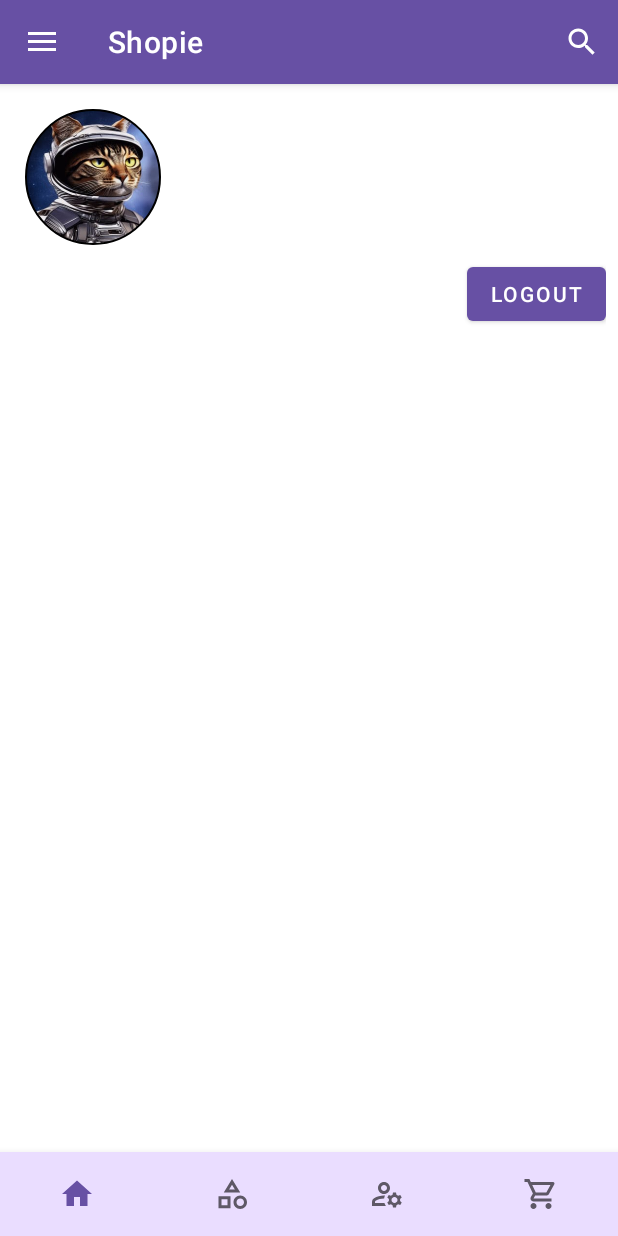
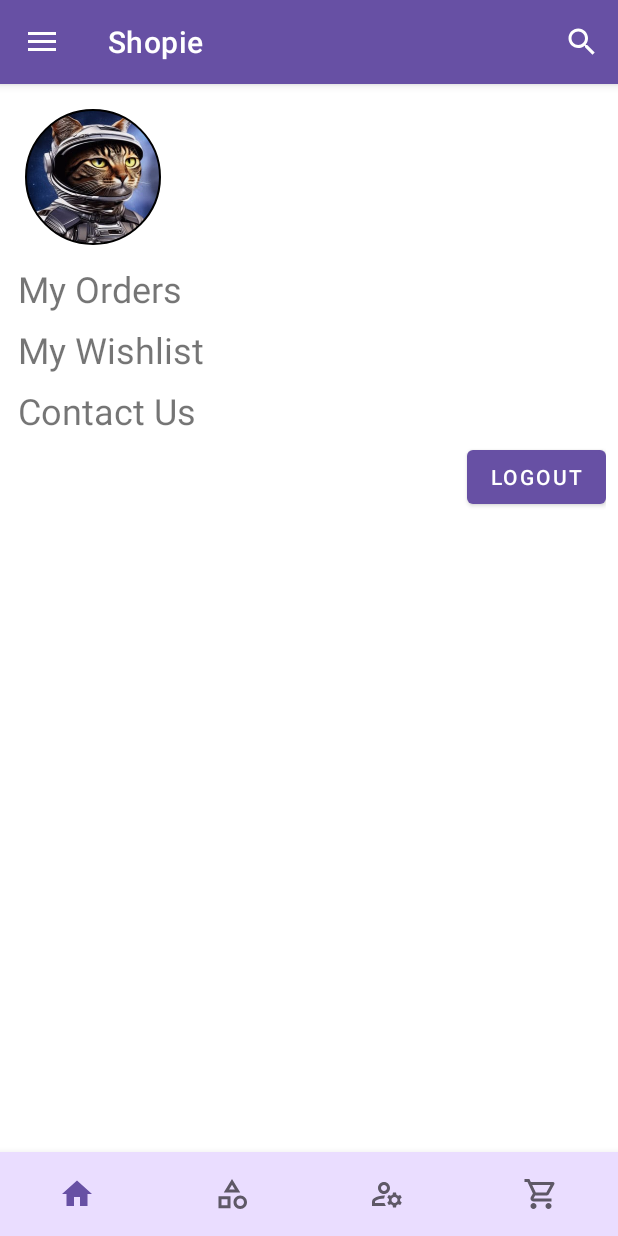
Before and after one commit to rahulraj94391/ZohoSampleApp, an Android app: the fragment AccountFragment placed in its activity, on a phone screen of 412 x 824 dp. Run offline under Robolectric (Android 15) with nearby library versions, the phone set to English and light mode, and no system bars.

Commit message:
almost there ...

```diff
--- a/app/src/main/res/layout/fragment_account.xml
+++ b/app/src/main/res/layout/fragment_account.xml
@@ -80,44 +80,44 @@
 
         </androidx.appcompat.widget.LinearLayoutCompat>
 
-<!--        <TextView-->
-<!--            android:layout_width="match_parent"-->
-<!--            android:layout_height="wrap_content"-->
-<!--            android:text="My Orders"-->
-<!--            android:layout_marginStart="4dp"-->
-<!--            android:layout_marginTop="4dp"-->
-<!--            android:layout_marginEnd="4dp"-->
-<!--            android:layout_marginBottom="4dp"-->
-<!--            android:textSize="24sp"-->
+        <TextView
+            android:layout_width="match_parent"
+            android:layout_height="wrap_content"
+            android:text="My Orders"
+            android:layout_marginStart="4dp"
+            android:layout_marginTop="4dp"
+            android:layout_marginEnd="4dp"
+            android:layout_marginBottom="4dp"
+            android:textSize="24sp"
 
 
-<!--            />-->
+            />
 
-<!--        <TextView-->
-<!--            android:layout_width="match_parent"-->
-<!--            android:layout_height="wrap_content"-->
-<!--            android:text="My Wishlist"-->
-<!--            android:layout_marginStart="4dp"-->
-<!--            android:layout_marginTop="4dp"-->
-<!--            android:layout_marginEnd="4dp"-->
-<!--            android:layout_marginBottom="4dp"-->
-<!--            android:textSize="24sp"-->
+        <TextView
+            android:layout_width="match_parent"
+            android:layout_height="wrap_content"
+            android:text="My Wishlist"
+            android:layout_marginStart="4dp"
+            android:layout_marginTop="4dp"
+            android:layout_marginEnd="4dp"
+            android:layout_marginBottom="4dp"
+            android:textSize="24sp"
 
 
-<!--            />-->
+            />
 
-<!--        <TextView-->
-<!--            android:layout_width="match_parent"-->
-<!--            android:layout_height="wrap_content"-->
-<!--            android:text="Contact Us"-->
-<!--            android:layout_marginStart="4dp"-->
-<!--            android:layout_marginTop="4dp"-->
-<!--            android:layout_marginEnd="4dp"-->
-<!--            android:layout_marginBottom="4dp"-->
-<!--            android:textSize="24sp"-->
+        <TextView
+            android:layout_width="match_parent"
+            android:layout_height="wrap_content"
+            android:text="Contact Us"
+            android:layout_marginStart="4dp"
+            android:layout_marginTop="4dp"
+            android:layout_marginEnd="4dp"
+            android:layout_marginBottom="4dp"
+            android:textSize="24sp"
 
 
-<!--            />-->
+            />
 
 
 
```
